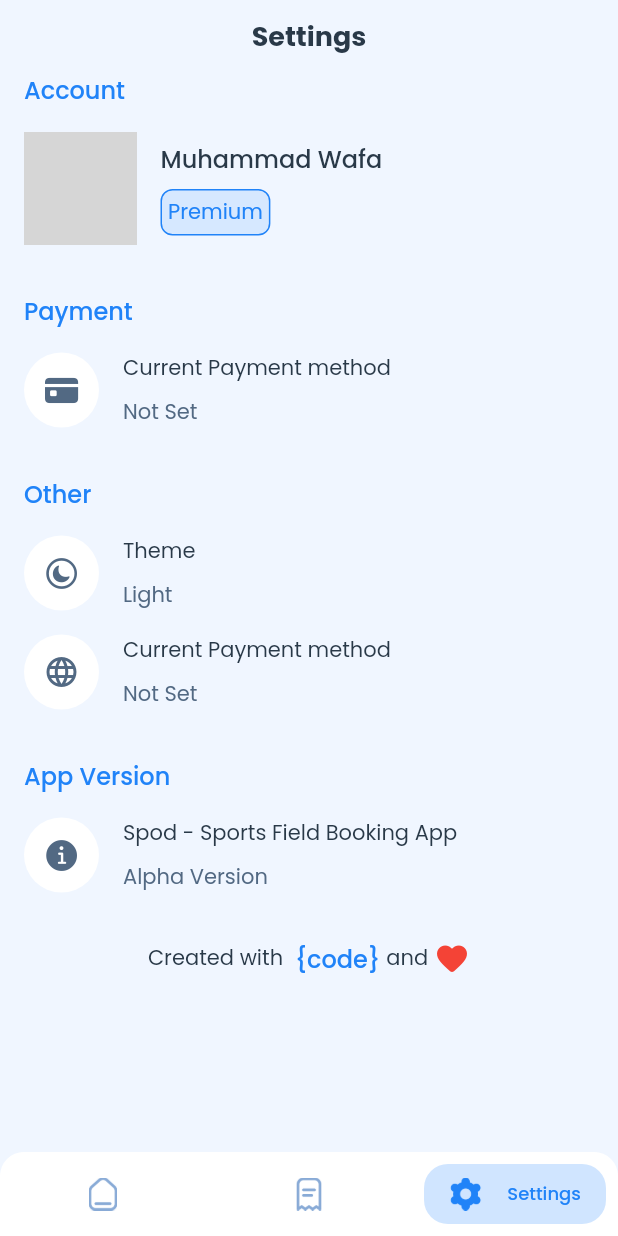
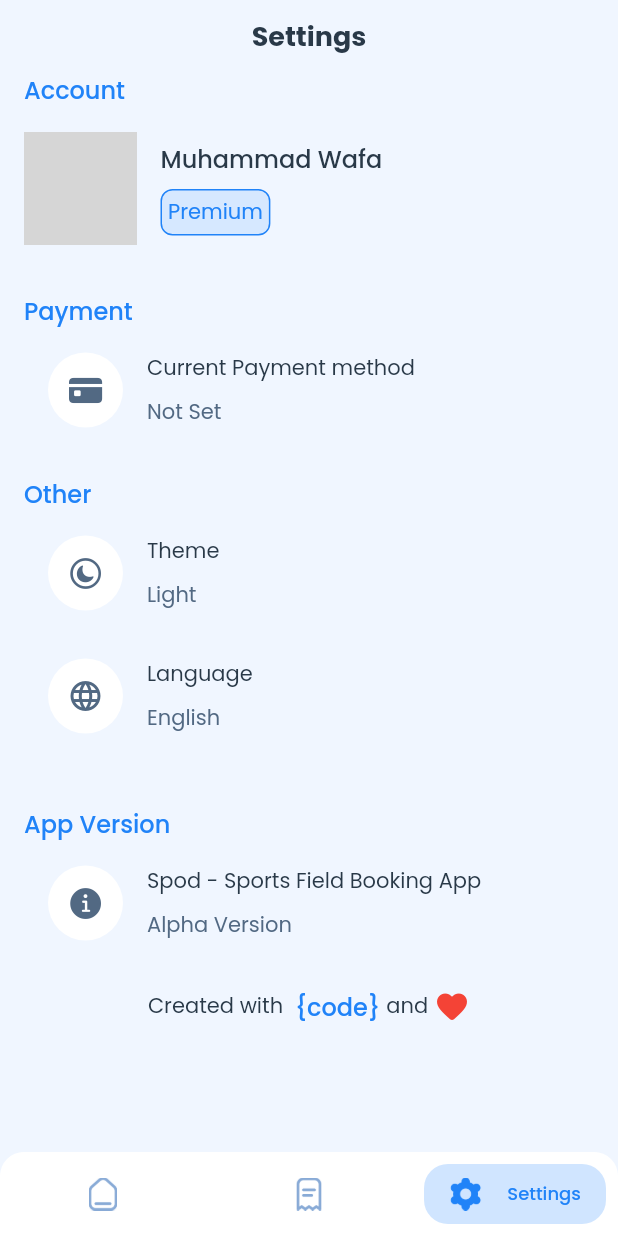
Before and after one commit to jhaaryan597/FitStart, a Flutter app: the screen it shows after launch, item 3 of the bottom bar chosen, on a phone screen of 412 x 824 dp. Run offline on Flutter 3.47's test engine with Material 2 defaults, Android fonts, the phone set to English and light mode, and no system bars; our stand-ins replace google_fonts; grey boxes are pictures that could not be loaded.

Commit message:
update settings screen: touchable

```diff
--- a/lib/screen/settings_screen.dart
+++ b/lib/screen/settings_screen.dart
@@ -20,8 +20,7 @@ class SettingsScreen extends StatelessWidget {
         ),
         body: SingleChildScrollView(
           child: Padding(
-            padding:
-                const EdgeInsets.only(left: 16, right: 16, bottom: 16),
+            padding: const EdgeInsets.only(left: 16, right: 16, bottom: 16),
             child: Column(
               crossAxisAlignment: CrossAxisAlignment.start,
               children: [
@@ -56,17 +55,20 @@ class SettingsScreen extends StatelessWidget {
                           "Muhammad Wafa",
                           style: subTitleTextStyle,
                         ),
-                        SizedBox(height: 8,),
+                        SizedBox(
+                          height: 8,
+                        ),
                         Container(
                             padding: EdgeInsets.all(4),
                             decoration: BoxDecoration(
                                 color: primaryColor100.withOpacity(0.5),
                                 borderRadius: BorderRadius.circular(8),
-                            border: Border.all(
-                              color: primaryColor500
-                            )
-                          ),
-                            child: Text("Premium", style: descTextStyle.copyWith(color: primaryColor500),))
+                                border: Border.all(color: primaryColor500)),
+                            child: Text(
+                              "Premium",
+                              style: descTextStyle.copyWith(
+                                  color: primaryColor500),
+                            ))
                       ],
                     ),
                   ],
@@ -74,18 +76,16 @@ class SettingsScreen extends StatelessWidget {
                 SizedBox(
                   height: 32,
                 ),
-                Container(
-                  child: Column(
-                    crossAxisAlignment: CrossAxisAlignment.start,
-                    children: [
                 Text(
                   "Payment",
                   style: subTitleTextStyle.copyWith(color: primaryColor500),
                 ),
-                      SizedBox(
-                        height: 16,
-                      ),
-                      Row(
+                InkWell(
+                  onTap: () {},
+                  splashColor: primaryColor100,
+                  child: Padding(
+                    padding: const EdgeInsets.all(16.0),
+                    child: Row(
                       children: [
                         Container(
                           width: 50,
@@ -119,24 +119,21 @@ class SettingsScreen extends StatelessWidget {
                         ),
                       ],
                     ),
-                    ],
                   ),
                 ),
                 SizedBox(
-                  height: 32,
+                  height: 16,
                 ),
-                Container(
-                  child: Column(
-                    crossAxisAlignment: CrossAxisAlignment.start,
-                    children: [
                 Text(
                   "Other",
                   style: subTitleTextStyle.copyWith(color: primaryColor500),
                 ),
-                      SizedBox(
-                        height: 16,
-                      ),
-                      Row(
+                InkWell(
+                  onTap: () {},
+                  splashColor: primaryColor100,
+                  child: Padding(
+                    padding: const EdgeInsets.all(16.0),
+                    child: Row(
                       children: [
                         Container(
                           width: 50,
@@ -170,10 +167,14 @@ class SettingsScreen extends StatelessWidget {
                         ),
                       ],
                     ),
-                      SizedBox(
-                        height: 16,
                   ),
-                      Row(
+                ),
+                InkWell(
+                  onTap: () {},
+                  splashColor: primaryColor100,
+                  child: Padding(
+                    padding: const EdgeInsets.all(16.0),
+                    child: Row(
                       children: [
                         Container(
                           width: 50,
@@ -193,40 +194,37 @@ class SettingsScreen extends StatelessWidget {
                           crossAxisAlignment: CrossAxisAlignment.start,
                           children: [
                             Text(
-                                "Current Payment method",
+                              "Language",
                               style: normalTextStyle,
                             ),
                             SizedBox(
                               height: 8,
                             ),
                             Text(
-                                "Not Set",
+                              "English",
                               style: descTextStyle,
                             ),
                           ],
                         ),
                       ],
                     ),
-                    ],
                   ),
                 ),
-
                 SizedBox(
                   height: 32,
                 ),
-
-                Container(
-                  child: Column(
-                    crossAxisAlignment: CrossAxisAlignment.start,
-                    children: [
                 Text(
                   "App Version",
                   style: subTitleTextStyle.copyWith(color: primaryColor500),
                 ),
-                      SizedBox(
-                        height: 16,
-                      ),
-                      Row(
+                InkWell(
+                  onTap: () {
+                    _showSnackBar(context, "Newest Version");
+                  },
+                  splashColor: primaryColor100,
+                  child: Padding(
+                    padding: const EdgeInsets.all(16.0),
+                    child: Row(
                       children: [
                         Container(
                           width: 50,
@@ -260,14 +258,18 @@ class SettingsScreen extends StatelessWidget {
                         ),
                       ],
                     ),
-                    ],
                   ),
                 ),
-                SizedBox(height: 32,),
+                SizedBox(
+                  height: 16,
+                ),
                 Row(
                   mainAxisAlignment: MainAxisAlignment.center,
                   children: [
-                    Text("Created with ", style: normalTextStyle,),
+                    Text(
+                      "Created with ",
+                      style: normalTextStyle,
+                    ),
                     SizedBox(
                       width: 4,
                     ),
@@ -278,7 +280,10 @@ class SettingsScreen extends StatelessWidget {
                     SizedBox(
                       width: 4,
                     ),
-                    Text("and", style: normalTextStyle,),
+                    Text(
+                      "and",
+                      style: normalTextStyle,
+                    ),
                     SizedBox(
                       width: 4,
                     ),
@@ -293,4 +298,15 @@ class SettingsScreen extends StatelessWidget {
           ),
         ));
   }
+
+  void _showSnackBar(BuildContext context, String message) {
+    final scaffold = ScaffoldMessenger.of(context);
+    scaffold.showSnackBar(SnackBar(
+      content: Text(message),
+      margin: EdgeInsets.all(16),
+      behavior: SnackBarBehavior.floating,
+      duration: Duration(seconds: 2),
+      // margin: EdgeInsets.all(16),
+    ));
   }
+}
```
Lines whose indentation alone changed are shown as unchanged.
